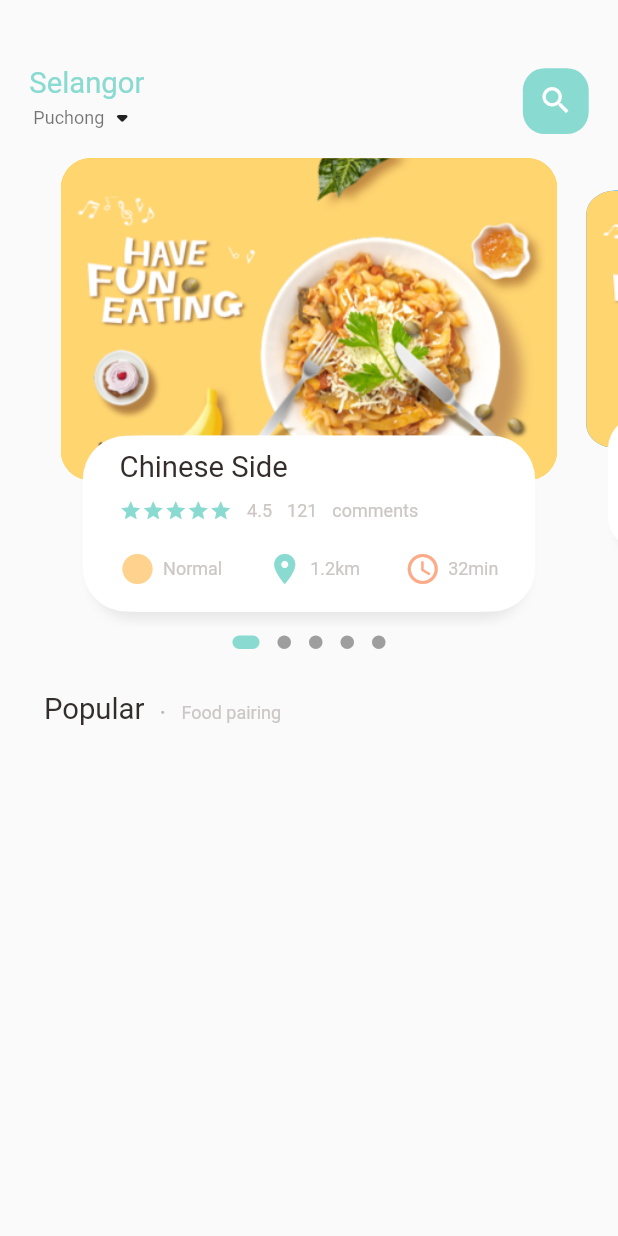
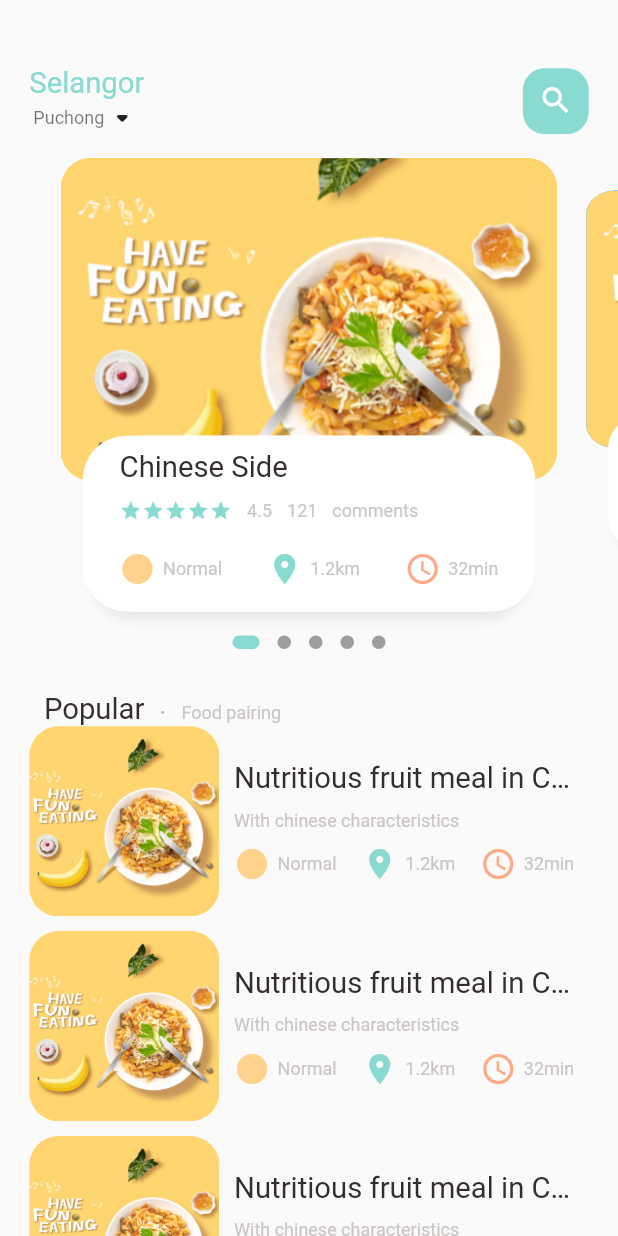
Before and after one commit to dawirashid/food_delivery_demo, a Flutter app: the screen it shows after launch, on a phone screen of 412 x 824 dp. Run offline on Flutter 3.47's test engine with Material 2 defaults, Android fonts, the phone set to English and light mode, and no system bars; drawn by our look-alikes of dots_indicator; our stand-ins replace get.

Commit message:
add ListView vertical

```diff
--- a/lib/home/food_page_body.dart
+++ b/lib/home/food_page_body.dart
@@ -40,7 +40,8 @@ class _FoodPageBodyState extends State<FoodPageBody> {
   Widget build(BuildContext context) {
     // ignore: sized_box_for_whitespace
     return Column(
-      children: [ // slide section
+      children: [
+        // slide section
         Container(
           // color: Colors.blue,
           height: Dimensions.pageView,
@@ -66,26 +67,114 @@ class _FoodPageBodyState extends State<FoodPageBody> {
           ),
         ),
         //Popular text
-        SizedBox(height: Dimensions.height20,),
+        SizedBox(
+          height: Dimensions.height20,
+        ),
         Container(
           margin: EdgeInsets.only(left: Dimensions.width30),
           child: Row(
             crossAxisAlignment: CrossAxisAlignment.end,
             children: [
               BigText(text: 'Popular'),
-              SizedBox(width: Dimensions.width10,),
+              SizedBox(
+                width: Dimensions.width10,
+              ),
               Container(
                 margin: const EdgeInsets.only(bottom: 3),
-                child: BigText(text: '.', color : Colors.black26),
+                child: BigText(text: '.', color: Colors.black26),
               ),
-              SizedBox(width: Dimensions.width10,),
+              SizedBox(
+                width: Dimensions.width10,
+              ),
               Container(
                 margin: const EdgeInsets.only(bottom: 2),
-                child: SmallText(text: 'Food pairing',),
+                child: SmallText(
+                  text: 'Food pairing',
+                ),
               ),
             ],
           ),
-        )
+        ),
+        // list of food and images
+        ListView.builder(
+          physics: const NeverScrollableScrollPhysics(),
+          shrinkWrap: true,
+          itemCount: 10,
+          itemBuilder: (context, index) {
+            return Container(
+              margin: EdgeInsets.only(
+                  left: Dimensions.width20,
+                  right: Dimensions.width20,
+                  bottom: Dimensions.height10),
+              child: Row(
+                children: [
+                  // image section
+                  Container(
+                    width: Dimensions.listViewImageSize,
+                    height: Dimensions.listViewImageSize,
+                    decoration: BoxDecoration(
+                      borderRadius: BorderRadius.circular(Dimensions.radius20),
+                      color: Colors.white38,
+                      image: const DecorationImage(
+                        fit: BoxFit.cover,
+                        image: AssetImage('assets/image/food0.png'),
+                      ),
+                    ),
+                  ),
+                  // text section
+                  Expanded(
+                    child: Container(
+                      height: Dimensions.listViewTextContainerSize,
+                      decoration: BoxDecoration(
+                        borderRadius: BorderRadius.only(
+                          topRight: Radius.circular(Dimensions.radius20),
+                          bottomRight: Radius.circular(Dimensions.radius20),
+                        ),
+                        // color: Colors.red,
+                      ),
+                      child: Padding(
+                        padding: EdgeInsets.only(
+                            left: Dimensions.width10,
+                            right: Dimensions.width10),
+                        child: Column(
+                          crossAxisAlignment: CrossAxisAlignment.start,
+                          mainAxisAlignment: MainAxisAlignment.center,
+                          children: [
+                            BigText(text: 'Nutritious fruit meal in China'),
+                            SizedBox(
+                              height: Dimensions.height10,
+                            ),
+                            SmallText(text: 'With chinese characteristics'),
+                            SizedBox(
+                              height: Dimensions.height10,
+                            ),
+                            Row(
+                              mainAxisAlignment: MainAxisAlignment.spaceBetween,
+                              children: const [
+                                IconAndTextWidget(
+                                    icon: Icons.circle_sharp,
+                                    text: 'Normal',
+                                    iconColor: AppColors.iconColor1),
+                                IconAndTextWidget(
+                                    icon: Icons.location_on,
+                                    text: '1.2km',
+                                    iconColor: AppColors.mainColor),
+                                IconAndTextWidget(
+                                    icon: Icons.access_time,
+                                    text: '32min',
+                                    iconColor: AppColors.iconColor2),
+                              ],
+                            ),
+                          ],
+                        ),
+                      ),
+                    ),
+                  ),
+                ],
+              ),
+            );
+          },
+        ),
       ],
     );
   }
--- a/lib/home/mainfoodpage.dart
+++ b/lib/home/mainfoodpage.dart
@@ -20,7 +20,7 @@ class _MainFoodPageState extends State<MainFoodPage> {
       body: Column(
         children: [
           Padding(
-            padding:  EdgeInsets.only(
+            padding: EdgeInsets.only(
               top: Dimensions.height45,
               bottom: Dimensions.height15,
               left: Dimensions.width20,
@@ -50,7 +50,7 @@ class _MainFoodPageState extends State<MainFoodPage> {
                 ),
                 Center(
                   child: Container(
-                    child:  Icon(
+                    child: Icon(
                       Icons.search,
                       color: Colors.white,
                       size: Dimensions.iconSize24,
@@ -66,7 +66,11 @@ class _MainFoodPageState extends State<MainFoodPage> {
               ],
             ),
           ),
-          const FoodPageBody(),
+          const Expanded(
+            child: SingleChildScrollView(
+              child: FoodPageBody(),
+            ),
+          ),
         ],
       ),
     );
--- a/lib/utilis/dimensions.dart
+++ b/lib/utilis/dimensions.dart
@@ -24,6 +24,9 @@ class Dimensions {
   static double radius15 = screenHeight/56.27;
   // IconSize
   static double iconSize24 = screenHeight/35.17;
+  // list view size
+  static double listViewImageSize = screenWidth/3.25;
+  static double listViewTextContainerSize = screenWidth/3.9;
 
 
 }
```
